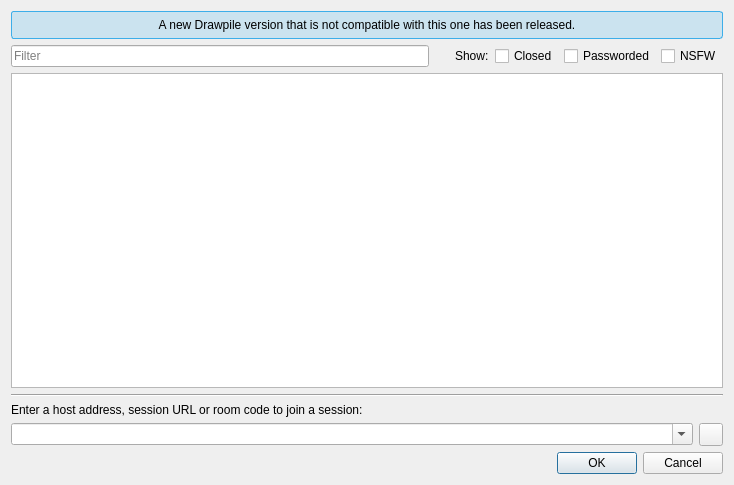
Old version of the form src/desktop/ui/joindialog.ui in the repository drawpile/Drawpile.
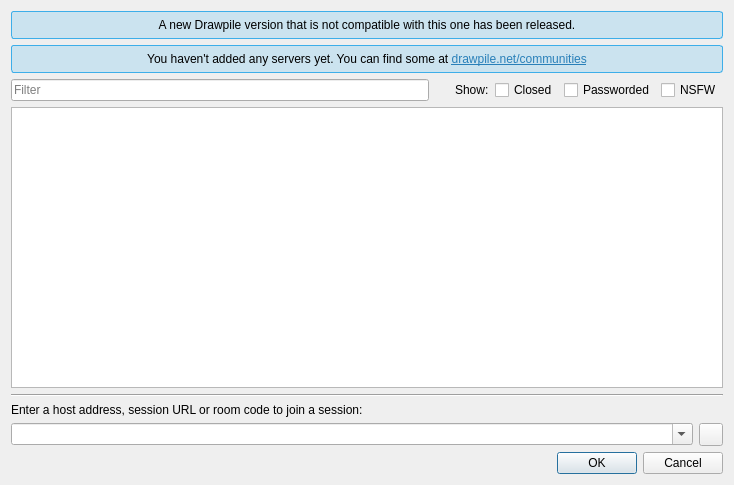
New version of the form. Icons and pictures are not drawn.

Commit message:
Remove default listserver and add notification
If no list servers are configured, show a notification with a link to the communities page.
Also refresh the newly added server immediately.

What changed in the file:
```diff
--- a/src/desktop/ui/joindialog.ui
+++ b/src/desktop/ui/joindialog.ui
@@ -34,6 +34,26 @@
      </property>
     </widget>
    </item>
+   <item>
+    <widget class="QLabel" name="noListServersNotification">
+     <property name="styleSheet">
+      <string notr="true">background: #cbe3ef;
+color: #000;
+border: 1px solid #3daee9;
+border-radius: 3px;
+padding: 6px;</string>
+     </property>
+     <property name="text">
+      <string>&lt;html&gt;&lt;head/&gt;&lt;body&gt;&lt;p&gt;You haven't added any servers yet. You can find some at &lt;a href=&quot;https://drawpile.net/communities/&quot;&gt;&lt;span style=&quot; text-decoration: underline; color:#2980b9;&quot;&gt;drawpile.net/communities&lt;/span&gt;&lt;/a&gt;&lt;/p&gt;&lt;/body&gt;&lt;/html&gt;</string>
+     </property>
+     <property name="alignment">
+      <set>Qt::AlignCenter</set>
+     </property>
+     <property name="openExternalLinks">
+      <bool>true</bool>
+     </property>
+    </widget>
+   </item>
    <item>
     <layout class="QHBoxLayout" name="horizontalLayout_3">
      <item>
```
The commit also changes 3 other files.
